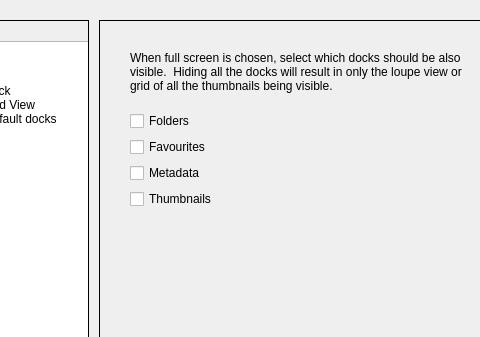
The window that prefdlg.ui (towhee/Winnow64) describes before a commit, drawn with Qt 5; both pictures show x 91 to 571 and y 0 to 337 of the 683 by 450 pixel window.
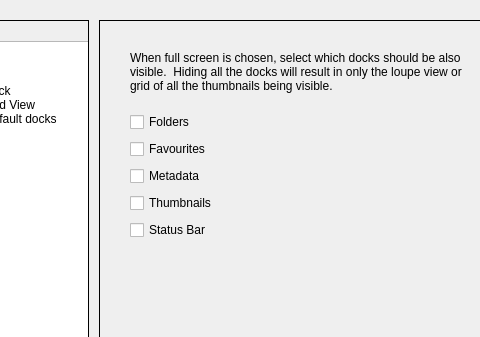
The same window after the commit. The open tabs and pages were chosen to show the change.

```diff
--- a/prefdlg.ui
+++ b/prefdlg.ui
@@ -1396,7 +1396,7 @@
        <x>30</x>
        <y>90</y>
        <width>221</width>
-       <height>101</height>
+       <height>131</height>
       </rect>
      </property>
      <layout class="QVBoxLayout" name="verticalLayout_2">
@@ -1428,6 +1428,13 @@
         </property>
        </widget>
       </item>
+      <item>
+       <widget class="QCheckBox" name="statusBarChk">
+        <property name="text">
+         <string>Status Bar</string>
+        </property>
+       </widget>
+      </item>
      </layout>
     </widget>
    </widget>
```
Left out of the diff: 2 changed lines with no effect on the pictures.
